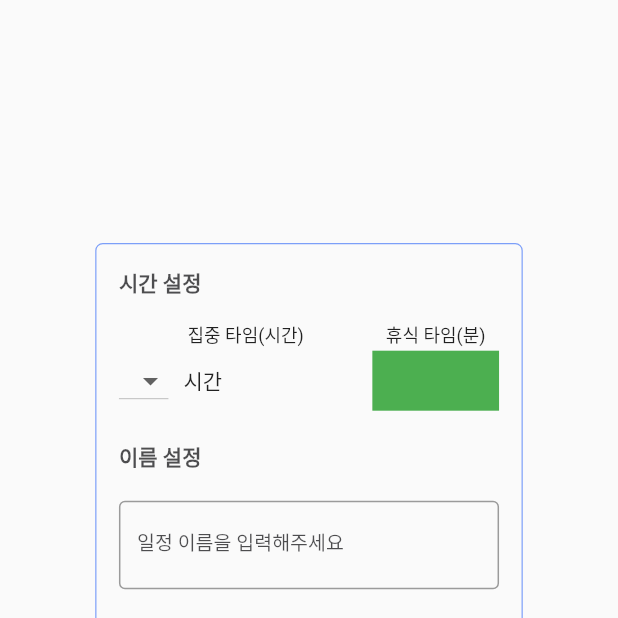
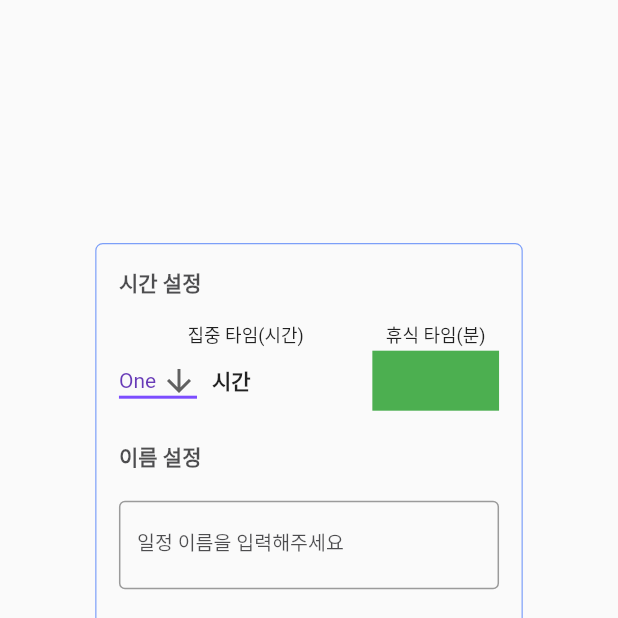
Before and after one commit to dsc-sookmyung/2021-TimmyRoom-JANSORI, a Flutter app: the screen it shows after launch, on a phone screen of 412 x 824 dp, the top half of it. Run offline on Flutter 3.47's test engine with Material 2 defaults, Android fonts, the phone set to English and light mode, and no system bars.

Commit message:
dropdown 상태 변경 error 해결

```diff
--- /dev/null
+++ b/timmyroom_jansori/lib/hours.dart
@@ -0,0 +1,38 @@
+import 'package:flutter/material.dart';
+
+class hours extends StatefulWidget{
+  hours({Key key}) : super(key: key);
+
+  _hoursState createState() => _hoursState();
+}
+
+class _hoursState extends State<hours>{
+  String dropdownValue = 'One';
+
+  @override
+  Widget build(BuildContext context) {
+    return DropdownButton<String>(
+      value: dropdownValue,
+      icon: Icon(Icons.arrow_downward),
+      iconSize: 24,
+      elevation: 16,
+      style: TextStyle(color: Colors.deepPurple),
+      underline: Container(
+        height: 2,
+        color: Colors.deepPurpleAccent,
+      ),
+      onChanged: (String newValue) {
+        setState(() {
+          dropdownValue = newValue;
+        });
+      },
+      items: <String>['One', 'Two', 'Free', 'Four']
+          .map<DropdownMenuItem<String>>((String value) {
+        return DropdownMenuItem<String>(
+          value: value,
+          child: Text(value),
+        );
+      }).toList(),
+    );
+  }
+}
--- a/timmyroom_jansori/lib/page3.dart
+++ b/timmyroom_jansori/lib/page3.dart
@@ -1,5 +1,7 @@
 import 'package:flutter/cupertino.dart';
 import 'package:flutter/material.dart';
+
+import 'hours.dart';
 
 // import 'year_month_day_time_picker.dart';
 
@@ -82,7 +84,6 @@ class Page3 extends State<MainPage3>{
   }
 
   Widget timeSetting(){
-    int _value;
 
     return Container(
       width: 255,
@@ -156,48 +157,10 @@ class Page3 extends State<MainPage3>{
                             child:
                               Row(
                                 children: [
-                                  DropdownButton(
-                                    value: _value,
-                                    items: [
-                                      DropdownMenuItem(
-                                        child: Text("0"),
-                                        value: 1,
-                                      ),
-                                      DropdownMenuItem(
-                                        child: Text("1"),
-                                        value: 2,
-                                      ),
-                                      DropdownMenuItem(
-                                          child: Text("2"),
-                                          value: 3
-                                      ),
-                                      DropdownMenuItem(
-                                          child: Text("3"),
-                                          value: 4
-                                      ),
-                                      DropdownMenuItem(
-                                          child: Text("4"),
-                                          value: 5
-                                      ),
-                                      DropdownMenuItem(
-                                          child: Text("5"),
-                                          value: 6
-                                      ),
-                                      DropdownMenuItem(
-                                          child: Text("6"),
-                                          value: 7
-                                      )
-                                    ],
-                                  onChanged: (value) {
-                                    setState(() {
-                                      _value = value;
-                                    });
-                                  },
-                                  //value: _value,
-                                  ),
+                                  hours(),
                                   Container(
                                     margin: EdgeInsets.fromLTRB(10, 0, 5, 0),
-                                    child: Text("시간"),
+                                    child: Text("시간", style: TextStyle(fontWeight: FontWeight.bold),),
                                   ),
                                 ],
                               ),
```
